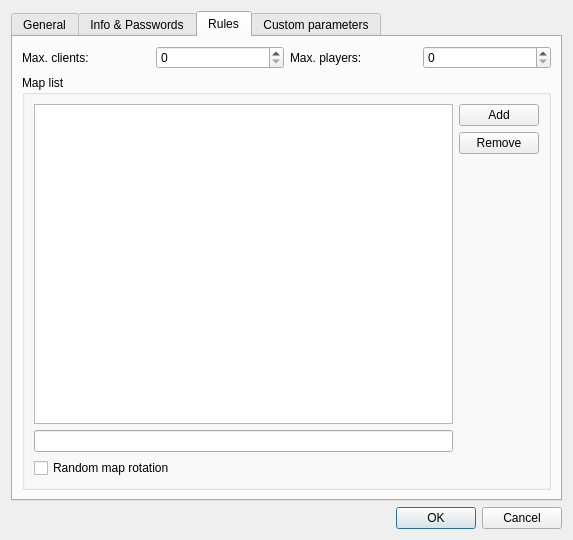
Destroyerrrocket/doomseeker-unofficial, file src/gui/createserver.ui: the form before one commit.
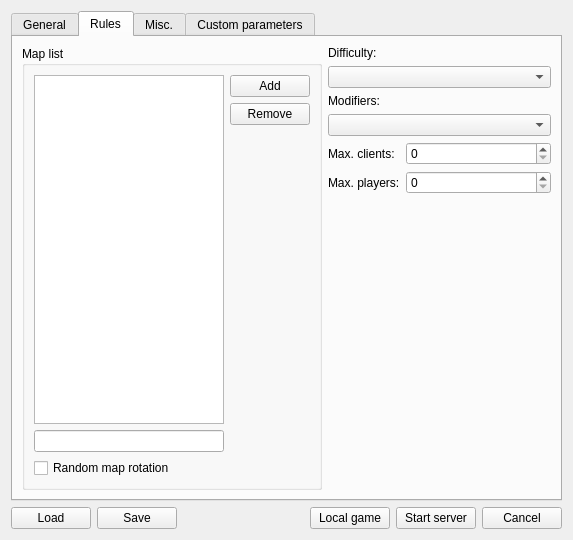
The form after the commit. The open tabs and pages were chosen to show the change.

```diff
--- a/src/gui/createserver.ui
+++ b/src/gui/createserver.ui
@@ -60,16 +60,6 @@
           <widget class="QComboBox" name="cboGamemode"/>
          </item>
          <item row="5" column="0">
-          <widget class="QLabel" name="label_3">
-           <property name="text">
-            <string>Difficulty:</string>
-           </property>
-          </widget>
-         </item>
-         <item row="5" column="1">
-          <widget class="QComboBox" name="cboDifficulty"/>
-         </item>
-         <item row="7" column="0">
           <widget class="QLabel" name="label_5">
            <property name="text">
             <string>IWAD:</string>
@@ -210,11 +200,200 @@
          </item>
         </layout>
        </item>
+       <item>
+        <layout class="QHBoxLayout" name="horizontalLayout_3">
+         <item>
+          <widget class="QCheckBox" name="cbBroadcastToLAN">
+           <property name="text">
+            <string>Broadcast to LAN</string>
+           </property>
+          </widget>
+         </item>
+         <item>
+          <widget class="QCheckBox" name="cbBroadcastToMaster">
+           <property name="text">
+            <string>Broadcast to Master</string>
+           </property>
+          </widget>
+         </item>
+        </layout>
+       </item>
+      </layout>
+     </widget>
+     <widget class="QWidget" name="tab_3">
+      <attribute name="title">
+       <string>Rules</string>
+      </attribute>
+      <layout class="QVBoxLayout" name="verticalLayout_5">
+       <item>
+        <layout class="QHBoxLayout" name="horizontalLayout_5">
+         <item>
+          <widget class="QGroupBox" name="groupBox">
+           <property name="minimumSize">
+            <size>
+             <width>300</width>
+             <height>0</height>
+            </size>
+           </property>
+           <property name="maximumSize">
+            <size>
+             <width>300</width>
+             <height>16777215</height>
+            </size>
+           </property>
+           <property name="title">
+            <string>Map list</string>
+           </property>
+           <layout class="QHBoxLayout" name="horizontalLayout_4">
+            <item>
+             <layout class="QVBoxLayout" name="verticalLayout_6">
+              <item>
+               <widget class="QListView" name="lstMaplist">
+                <property name="dragEnabled">
+                 <bool>true</bool>
+                </property>
+                <property name="dragDropMode">
+                 <enum>QAbstractItemView::InternalMove</enum>
+                </property>
+                <property name="selectionMode">
+                 <enum>QAbstractItemView::ExtendedSelection</enum>
+                </property>
+                <property name="movement">
+                 <enum>QListView::Free</enum>
+                </property>
+               </widget>
+              </item>
+              <item>
+               <widget class="QLineEdit" name="leMapname"/>
+              </item>
+              <item>
+               <widget class="QCheckBox" name="cbRandomMapRotation">
+                <property name="text">
+                 <string>Random map rotation</string>
+                </property>
+               </widget>
+              </item>
+             </layout>
+            </item>
+            <item>
+             <layout class="QVBoxLayout" name="verticalLayout_7">
+              <item>
+               <widget class="QPushButton" name="btnAddMapToMaplist">
+                <property name="text">
+                 <string>Add</string>
+                </property>
+               </widget>
+              </item>
+              <item>
+               <widget class="QPushButton" name="btnRemoveMapFromMaplist">
+                <property name="text">
+                 <string>Remove</string>
+                </property>
+               </widget>
+              </item>
+              <item>
+               <spacer name="verticalSpacer_3">
+                <property name="orientation">
+                 <enum>Qt::Vertical</enum>
+                </property>
+                <property name="sizeHint" stdset="0">
+                 <size>
+                  <width>20</width>
+                  <height>40</height>
+                 </size>
+                </property>
+               </spacer>
+              </item>
+             </layout>
+            </item>
+           </layout>
+          </widget>
+         </item>
+         <item>
+          <layout class="QVBoxLayout" name="verticalLayout_12">
+           <item>
+            <widget class="QLabel" name="label_3">
+             <property name="text">
+              <string>Difficulty:</string>
+             </property>
+            </widget>
+           </item>
+           <item>
+            <widget class="QComboBox" name="cboDifficulty">
+             <property name="sizePolicy">
+              <sizepolicy hsizetype="Expanding" vsizetype="Fixed">
+               <horstretch>0</horstretch>
+               <verstretch>0</verstretch>
+              </sizepolicy>
+             </property>
+            </widget>
+           </item>
+           <item>
+            <widget class="QLabel" name="labelModifiers">
+             <property name="text">
+              <string>Modifiers:</string>
+             </property>
+            </widget>
+           </item>
+           <item>
+            <widget class="QComboBox" name="cboModifiers">
+             <property name="sizePolicy">
+              <sizepolicy hsizetype="Expanding" vsizetype="Fixed">
+               <horstretch>0</horstretch>
+               <verstretch>0</verstretch>
+              </sizepolicy>
+             </property>
+            </widget>
+           </item>
+           <item>
+            <layout class="QFormLayout" name="limitsLayout">
+             <property name="fieldGrowthPolicy">
+              <enum>QFormLayout::AllNonFixedFieldsGrow</enum>
+             </property>
+             <item row="0" column="0">
+              <widget class="QLabel" name="label_9">
+               <property name="text">
+                <string>Max. clients:</string>
+               </property>
+              </widget>
+             </item>
+             <item row="0" column="1">
+              <widget class="QSpinBox" name="spinMaxClients"/>
+             </item>
+             <item row="1" column="0">
+              <widget class="QLabel" name="label_11">
+               <property name="text">
+                <string>Max. players:</string>
+               </property>
+              </widget>
+             </item>
+             <item row="1" column="1">
+              <widget class="QSpinBox" name="spinMaxPlayers"/>
+             </item>
+            </layout>
+           </item>
+           <item>
+            <spacer name="verticalSpacer_2">
+             <property name="orientation">
+              <enum>Qt::Vertical</enum>
+             </property>
+             <property name="sizeHint" stdset="0">
+              <size>
+               <width>20</width>
+               <height>40</height>
+              </size>
+             </property>
+            </spacer>
+           </item>
+          </layout>
+         </item>
+        </layout>
+       </item>
       </layout>
      </widget>
      <widget class="QWidget" name="tab_2">
       <attribute name="title">
-       <string>Info &amp;&amp; Passwords</string>
+       <string>Misc.</string>
       </attribute>
       <layout class="QVBoxLayout" name="verticalLayout_4">
        <item>
@@ -286,107 +465,6 @@
        </item>
       </layout>
      </widget>
-     <widget class="QWidget" name="tab_3">
-      <attribute name="title">
-       <string>Rules</string>
-      </attribute>
-      <layout class="QVBoxLayout" name="verticalLayout_5">
-       <item>
-        <layout class="QGridLayout" name="limitsLayout">
-         <item row="0" column="1">
-          <widget class="QLabel" name="label_9">
-           <property name="text">
-            <string>Max. clients:</string>
-           </property>
-          </widget>
-         </item>
-         <item row="0" column="2">
-          <widget class="QSpinBox" name="spinMaxClients"/>
-         </item>
-         <item row="0" column="3">
-          <widget class="QLabel" name="label_11">
-           <property name="text">
-            <string>Max. players:</string>
-           </property>
-          </widget>
-         </item>
-         <item row="0" column="4">
-          <widget class="QSpinBox" name="spinMaxPlayers"/>
-         </item>
-        </layout>
-       </item>
-       <item>
-        <widget class="QGroupBox" name="groupBox">
-         <property name="title">
-          <string>Map list</string>
-         </property>
-         <layout class="QHBoxLayout" name="horizontalLayout_4">
-          <item>
-           <layout class="QVBoxLayout" name="verticalLayout_6">
-            <item>
-             <widget class="QListView" name="lstMaplist">
-              <property name="dragEnabled">
-               <bool>true</bool>
-              </property>
-              <property name="dragDropMode">
-               <enum>QAbstractItemView::InternalMove</enum>
-              </property>
-              <property name="selectionMode">
-               <enum>QAbstractItemView::ExtendedSelection</enum>
-              </property>
-              <property name="movement">
-               <enum>QListView::Free</enum>
-              </property>
-             </widget>
-            </item>
-            <item>
-             <widget class="QLineEdit" name="leMapname"/>
-            </item>
-            <item>
-             <widget class="QCheckBox" name="cbRandomMapRotation">
-              <property name="text">
-               <string>Random map rotation</string>
-              </property>
-             </widget>
-            </item>
-           </layout>
-          </item>
-          <item>
-           <layout class="QVBoxLayout" name="verticalLayout_7">
-            <item>
-             <widget class="QPushButton" name="btnAddMapToMaplist">
-              <property name="text">
-               <string>Add</string>
-              </property>
-             </widget>
-            </item>
-            <item>
-             <widget class="QPushButton" name="btnRemoveMapFromMaplist">
-              <property name="text">
-               <string>Remove</string>
-              </property>
-             </widget>
-            </item>
-            <item>
-             <spacer name="verticalSpacer_3">
-              <property name="orientation">
-               <enum>Qt::Vertical</enum>
-              </property>
-              <property name="sizeHint" stdset="0">
-               <size>
-                <width>20</width>
-                <height>40</height>
-               </size>
-              </property>
-             </spacer>
-            </item>
-           </layout>
-          </item>
-         </layout>
-        </widget>
-       </item>
-      </layout>
-     </widget>
      <widget class="QWidget" name="tabCustomParameters">
       <attribute name="title">
        <string>Custom parameters</string>
@@ -407,14 +485,56 @@
     </widget>
    </item>
    <item>
-    <widget class="QDialogButtonBox" name="buttonBox">
-     <property name="orientation">
-      <enum>Qt::Horizontal</enum>
-     </property>
-     <property name="standardButtons">
-      <set>QDialogButtonBox::Cancel|QDialogButtonBox::Ok</set>
-     </property>
-    </widget>
+    <layout class="QHBoxLayout" name="horizontalLayout_6">
+     <item>
+      <widget class="QPushButton" name="btnLoad">
+       <property name="text">
+        <string>Load</string>
+       </property>
+      </widget>
+     </item>
+     <item>
+      <widget class="QPushButton" name="btnSave">
+       <property name="text">
+        <string>Save</string>
+       </property>
+      </widget>
+     </item>
+     <item>
+      <spacer name="horizontalSpacer_2">
+       <property name="orientation">
+        <enum>Qt::Horizontal</enum>
+       </property>
+       <property name="sizeHint" stdset="0">
+        <size>
+         <width>40</width>
+         <height>20</height>
+        </size>
+       </property>
+      </spacer>
+     </item>
+     <item>
+      <widget class="QPushButton" name="btnLocalGame">
+       <property name="text">
+        <string>Local game</string>
+       </property>
+      </widget>
+     </item>
+     <item>
+      <widget class="QPushButton" name="btnStartServer">
+       <property name="text">
+        <string>Start server</string>
+       </property>
+      </widget>
+     </item>
+     <item>
+      <widget class="QPushButton" name="btnCancel">
+       <property name="text">
+        <string>Cancel</string>
+       </property>
+      </widget>
+     </item>
+    </layout>
    </item>
   </layout>
  </widget>
```
Left out of the diff: 118 changed lines with no effect on the pictures.
